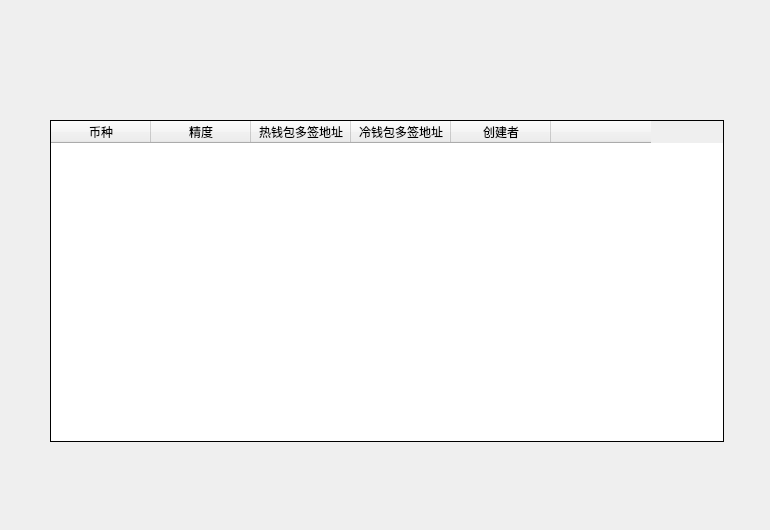
Before: the Qt Designer form LNKWallet/guard/AssetPage.ui in HcashOrg/hx-indicator, drawn with Qt 5.
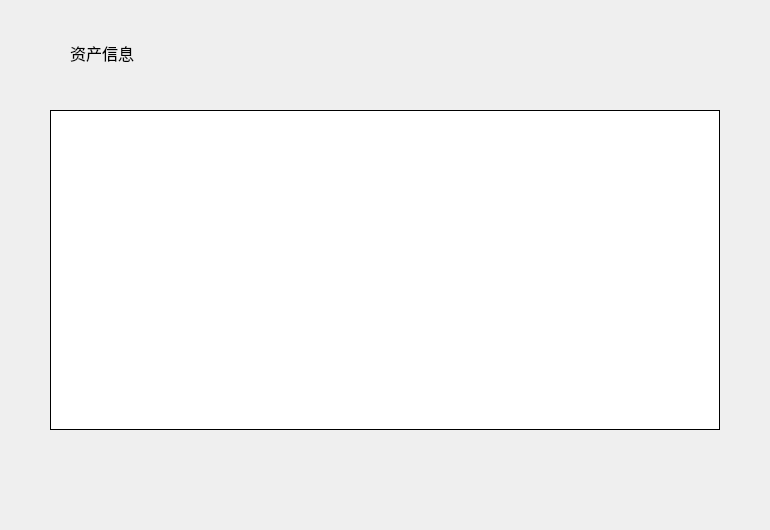
After: the same form once the commit is applied.

```diff
--- a/LNKWallet/guard/AssetPage.ui
+++ b/LNKWallet/guard/AssetPage.ui
@@ -17,9 +17,9 @@
    <property name="geometry">
     <rect>
      <x>50</x>
-     <y>120</y>
-     <width>674</width>
-     <height>322</height>
+     <y>110</y>
+     <width>670</width>
+     <height>320</height>
     </rect>
    </property>
    <property name="cursor" stdset="0">
@@ -65,7 +65,7 @@
     <enum>Qt::SolidLine</enum>
    </property>
    <attribute name="horizontalHeaderVisible">
-    <bool>true</bool>
+    <bool>false</bool>
    </attribute>
    <attribute name="horizontalHeaderCascadingSectionResizes">
     <bool>false</bool>
@@ -146,10 +146,43 @@
    </column>
    <column>
     <property name="text">
-     <string/>
+     <string>手续费</string>
+    </property>
+    <property name="font">
+     <font>
+      <family>微软雅黑</family>
+     </font>
+    </property>
+    <property name="textAlignment">
+     <set>AlignCenter</set>
     </property>
    </column>
   </widget>
+  <widget class="QLabel" name="title_label">
+   <property name="geometry">
+    <rect>
+     <x>70</x>
+     <y>40</y>
+     <width>200</width>
+     <height>26</height>
+    </rect>
+   </property>
+   <property name="font">
+    <font>
+     <family>微软雅黑</family>
+     <pointsize>12</pointsize>
+     <weight>50</weight>
+     <italic>false</italic>
+     <bold>false</bold>
+    </font>
+   </property>
+   <property name="styleSheet">
+    <string notr="true"/>
+   </property>
+   <property name="text">
+    <string>资产信息</string>
+   </property>
+  </widget>
  </widget>
  <resources/>
  <connections/>
```
